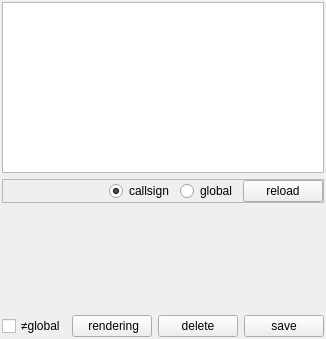
Old version of the form src/blackgui/components/interpolationsetupcomponent.ui in the repository swift-project/pilotclient.
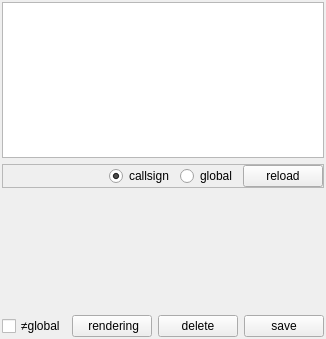
New version of the form. Custom widgets are drawn as their Qt base class.

Commit message: Renamed to FullInterpolation (formerly VtolInterpolation)

Diff of the .ui file:
```diff
--- a/src/blackgui/components/interpolationsetupcomponent.ui
+++ b/src/blackgui/components/interpolationsetupcomponent.ui
@@ -100,16 +100,29 @@
      </layout>
     </widget>
    </item>
-   <item>
+   <item alignment="Qt::AlignTop">
     <widget class="BlackGui::Editors::CInterpolationSetupForm" name="form_InterpolationSetup">
      <property name="minimumSize">
       <size>
        <width>0</width>
-       <height>100</height>
+       <height>110</height>
       </size>
      </property>
     </widget>
    </item>
+   <item>
+    <spacer name="vs_InterpolationSetupComponent">
+     <property name="orientation">
+      <enum>Qt::Vertical</enum>
+     </property>
+     <property name="sizeHint" stdset="0">
+      <size>
+       <width>20</width>
+       <height>40</height>
+      </size>
+     </property>
+    </spacer>
+   </item>
    <item>
     <widget class="QFrame" name="fr_Buttons">
      <layout class="QHBoxLayout" name="hl_Buttons">
```
The commit also changes 8 other files.
